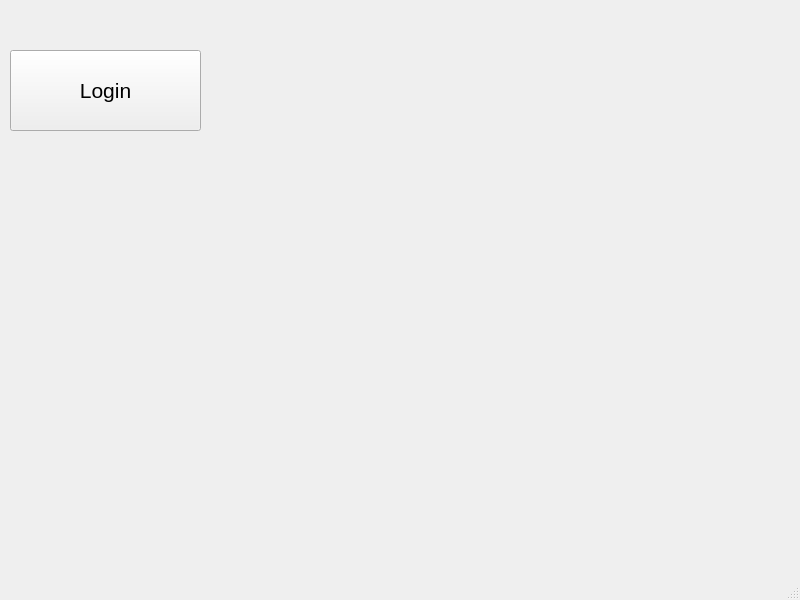
T1juko00/Pankkiautomaatti-kouluprojekti, file bankautomat/mainwindow.ui: the form before one commit.
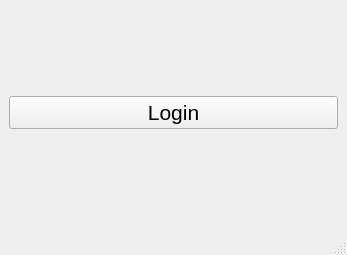
The form after the commit.

```diff
--- a/bankautomat/mainwindow.ui
+++ b/bankautomat/mainwindow.ui
@@ -6,8 +6,8 @@
    <rect>
     <x>0</x>
     <y>0</y>
-    <width>800</width>
-    <height>600</height>
+    <width>347</width>
+    <height>255</height>
    </rect>
   </property>
   <property name="font">
@@ -19,19 +19,15 @@
    <string>MainWindow</string>
   </property>
   <widget class="QWidget" name="centralwidget">
+   <layout class="QHBoxLayout" name="horizontalLayout">
+    <item>
    <widget class="QPushButton" name="btnLogin">
-    <property name="geometry">
-     <rect>
-      <x>10</x>
-      <y>50</y>
-      <width>191</width>
-      <height>81</height>
-     </rect>
-    </property>
     <property name="text">
      <string>Login</string>
     </property>
    </widget>
+    </item>
+   </layout>
   </widget>
   <widget class="QMenuBar" name="menubar">
    <property name="geometry">
```
Left out of the diff: 2 changed lines with no effect on the pictures. Lines whose indentation alone changed are shown as unchanged.
